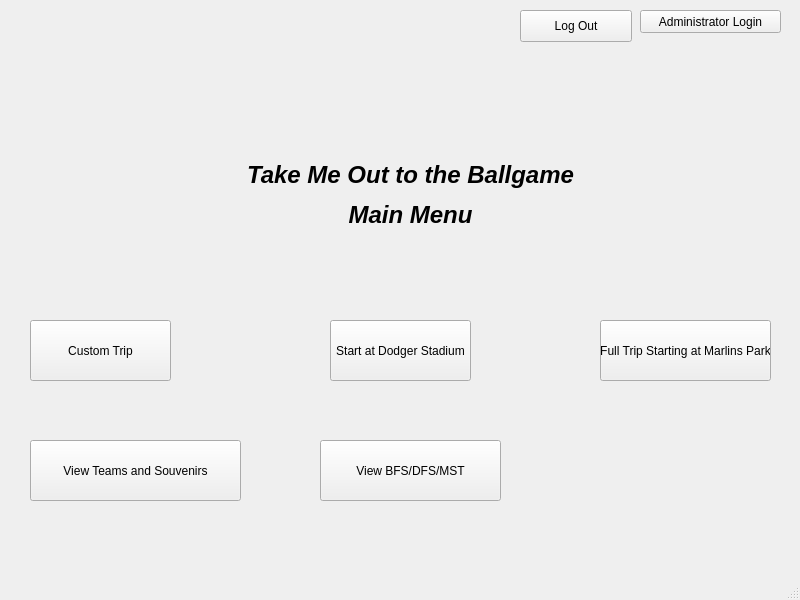
Before: the Qt Designer form Baseball/mainwindow.ui in Ykhan799/CS-1D-Project-2-Baseball, drawn with Qt 5.
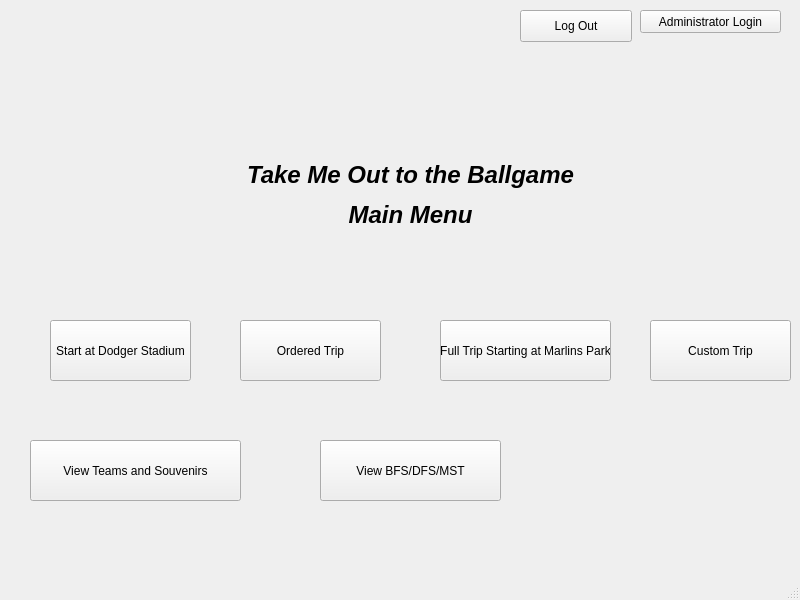
After: the same form once the commit is applied.

The edit to the form file:
```diff
--- a/Baseball/mainwindow.ui
+++ b/Baseball/mainwindow.ui
@@ -36,7 +36,7 @@
    <widget class="QPushButton" name="pushButton_2">
     <property name="geometry">
      <rect>
-      <x>30</x>
+      <x>650</x>
       <y>320</y>
       <width>141</width>
       <height>61</height>
@@ -49,7 +49,7 @@
    <widget class="QPushButton" name="pushButton_3">
     <property name="geometry">
      <rect>
-      <x>330</x>
+      <x>50</x>
       <y>320</y>
       <width>141</width>
       <height>61</height>
@@ -62,7 +62,7 @@
    <widget class="QPushButton" name="pushButton_4">
     <property name="geometry">
      <rect>
-      <x>600</x>
+      <x>440</x>
       <y>320</y>
       <width>171</width>
       <height>61</height>
@@ -124,6 +124,19 @@
      <string>View BFS/DFS/MST</string>
     </property>
    </widget>
+   <widget class="QPushButton" name="pushButton_5">
+    <property name="geometry">
+     <rect>
+      <x>240</x>
+      <y>320</y>
+      <width>141</width>
+      <height>61</height>
+     </rect>
+    </property>
+    <property name="text">
+     <string>Ordered Trip</string>
+    </property>
+   </widget>
   </widget>
   <widget class="QStatusBar" name="statusbar"/>
  </widget>
```
